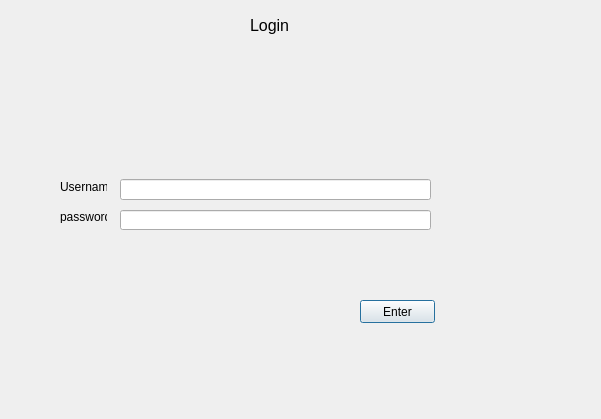
The window that devwindow.ui (LiamJohns/testing106) describes before a commit, drawn with Qt 5.
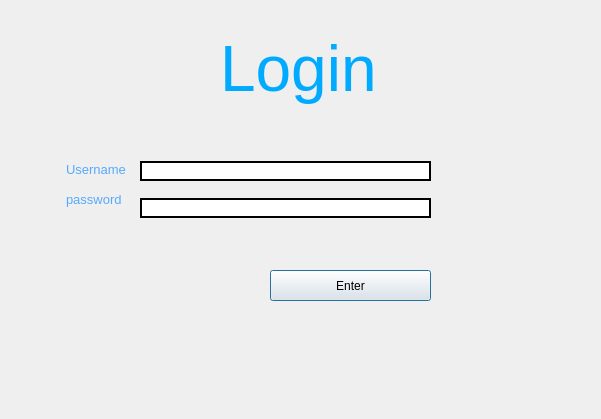
The same window after the commit.

Commit message: simplified main menu and added some color to text

```diff
--- a/devwindow.ui
+++ b/devwindow.ui
@@ -16,10 +16,10 @@
   <widget class="QLabel" name="label">
    <property name="geometry">
     <rect>
-     <x>250</x>
-     <y>10</y>
-     <width>71</width>
-     <height>31</height>
+     <x>220</x>
+     <y>30</y>
+     <width>171</width>
+     <height>81</height>
     </rect>
    </property>
    <property name="palette">
@@ -93,63 +93,81 @@
      <bold>false</bold>
     </font>
    </property>
-   <property name="text">
-    <string>Login</string>
+   <property name="styleSheet">
+    <string notr="true">border-width:2px;
+borer:solid;
+border-color:black;</string>
    </property>
-  </widget>
-  <widget class="QLineEdit" name="userEdit">
-   <property name="geometry">
-    <rect>
-     <x>120</x>
-     <y>179</y>
-     <width>311</width>
-     <height>21</height>
-    </rect>
+   <property name="text">
+    <string>&lt;html&gt;&lt;head/&gt;&lt;body&gt;&lt;p&gt;&lt;span style=&quot; font-size:48pt; color:#00aaff;&quot;&gt;Login&lt;/span&gt;&lt;/p&gt;&lt;/body&gt;&lt;/html&gt;</string>
    </property>
   </widget>
   <widget class="QLabel" name="label_2">
    <property name="geometry">
     <rect>
-     <x>60</x>
-     <y>180</y>
-     <width>47</width>
-     <height>13</height>
+     <x>66</x>
+     <y>160</y>
+     <width>61</width>
+     <height>20</height>
     </rect>
    </property>
    <property name="text">
-    <string>Username </string>
+    <string>&lt;html&gt;&lt;head/&gt;&lt;body&gt;&lt;p&gt;&lt;span style=&quot; font-size:10pt; color:#55aaff;&quot;&gt;Username &lt;/span&gt;&lt;/p&gt;&lt;/body&gt;&lt;/html&gt;</string>
    </property>
   </widget>
   <widget class="QLabel" name="label_3">
    <property name="geometry">
     <rect>
-     <x>60</x>
-     <y>210</y>
-     <width>47</width>
-     <height>13</height>
+     <x>66</x>
+     <y>190</y>
+     <width>61</width>
+     <height>20</height>
     </rect>
    </property>
    <property name="text">
-    <string>password</string>
+    <string>&lt;html&gt;&lt;head/&gt;&lt;body&gt;&lt;p&gt;&lt;span style=&quot; font-size:10pt; color:#55aaff;&quot;&gt;password&lt;/span&gt;&lt;/p&gt;&lt;/body&gt;&lt;/html&gt;</string>
    </property>
   </widget>
-  <widget class="QLineEdit" name="passEdit">
+  <widget class="QWidget" name="verticalLayoutWidget">
    <property name="geometry">
     <rect>
-     <x>120</x>
-     <y>210</y>
-     <width>311</width>
-     <height>20</height>
+     <x>140</x>
+     <y>150</y>
+     <width>291</width>
+     <height>80</height>
     </rect>
    </property>
+   <layout class="QVBoxLayout" name="verticalLayout">
+    <item>
+     <widget class="QLineEdit" name="userEdit">
+      <property name="styleSheet">
+       <string notr="true">border-style:solid;
+border-color:black;
+border-width:2px</string>
+      </property>
+     </widget>
+    </item>
+    <item>
+     <widget class="QLineEdit" name="passEdit">
+      <property name="styleSheet">
+       <string notr="true">border-style:solid;
+border-color:black;
+border-width:2px</string>
+      </property>
+      <property name="echoMode">
+       <enum>QLineEdit::Password</enum>
+      </property>
+     </widget>
+    </item>
+   </layout>
   </widget>
   <widget class="QPushButton" name="enterBtn">
    <property name="geometry">
     <rect>
-     <x>360</x>
-     <y>300</y>
-     <width>75</width>
-     <height>23</height>
+     <x>270</x>
+     <y>270</y>
+     <width>161</width>
+     <height>31</height>
     </rect>
    </property>
    <property name="text">
```
The commit also changes 9 other files.
